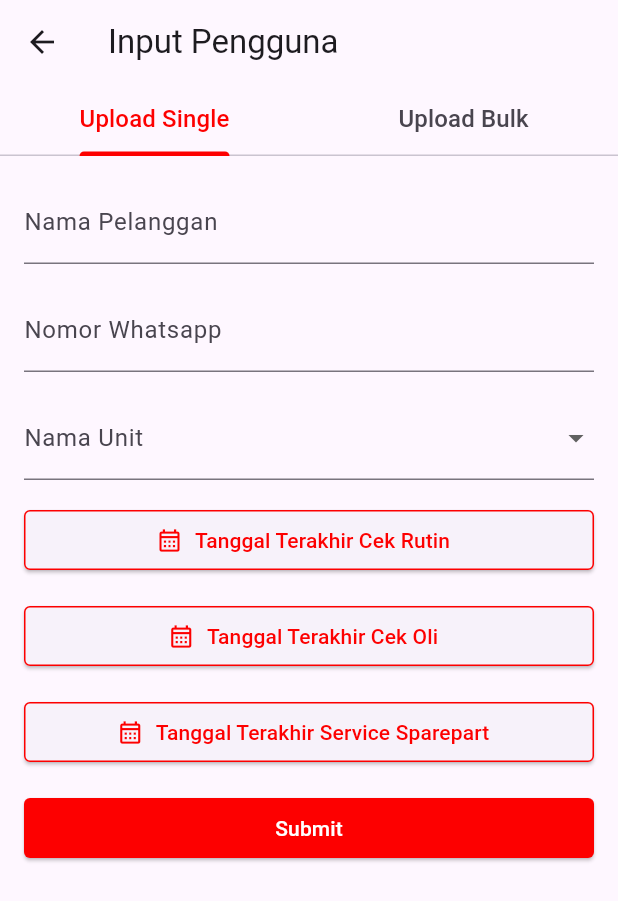
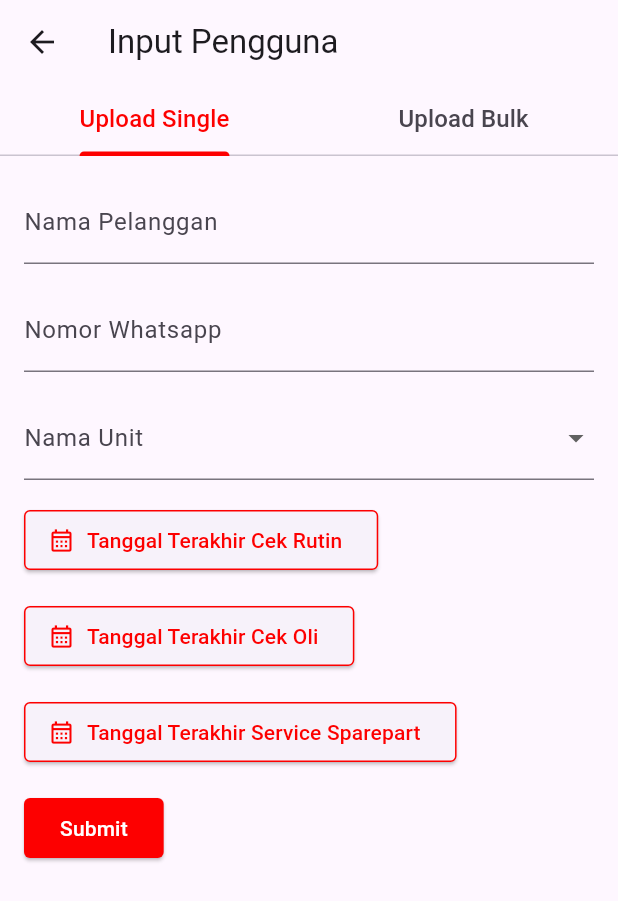
Before and after one commit to Falydra/isuzu, a Flutter app: the UserPage screen opened directly, on a phone screen of 412 x 824 dp. Shown: the top 901 px of the screen. Run offline on Flutter 3.47's test engine with Material 3 defaults, Android fonts, the phone set to English and light mode, and no system bars; our stand-ins replace file_picker, flutter_datetime_picker_plus, flutter_dotenv, get, get_storage, google_fonts and 1 more; missing offline and left inert: excel; accounts and stored records are empty.

Commit message:
feat: fixed parentData

```diff
--- a/lib/ui/pages/login.dart
+++ b/lib/ui/pages/login.dart
@@ -35,7 +35,7 @@ class _LoginPageState extends State<LoginPage> {
   @override
   Widget build(BuildContext context) {
     return Scaffold(
-        body: Expanded(
+        body: Container(
             child: Column(
       mainAxisAlignment: MainAxisAlignment.start,
       children: [
@@ -112,7 +112,7 @@ class _LoginPageState extends State<LoginPage> {
             mainAxisAlignment: MainAxisAlignment.center,
             children: [
               Row(children: [
-                Expanded(
+                Container(
                   child: ElevatedButton(
                       style: ElevatedButton.styleFrom(
                           shape: RoundedRectangleBorder(
@@ -136,7 +136,7 @@ class _LoginPageState extends State<LoginPage> {
               const Text("Belum Punya Akun?"),
               const SizedBox(height: 8),
               Row(children: [
-                Expanded(
+                Container(
                   child: ElevatedButton(
                       style: ElevatedButton.styleFrom(
                           shape: RoundedRectangleBorder(
--- a/lib/ui/pages/user.dart
+++ b/lib/ui/pages/user.dart
@@ -163,7 +163,7 @@ class _UserPageState extends State<UserPage> {
               const SizedBox(height: 16),
               Row(
                 children: [
-                  Expanded(
+                  Container(
                     child: ElevatedButton.icon(
                       icon:
                           Icon(Icons.calendar_month_outlined, color: isuzu500),
@@ -194,7 +194,7 @@ class _UserPageState extends State<UserPage> {
               const SizedBox(height: 16),
               Row(
                 children: [
-                  Expanded(
+                  Container(
                     child: ElevatedButton.icon(
                       icon:
                           Icon(Icons.calendar_month_outlined, color: isuzu500),
@@ -225,7 +225,7 @@ class _UserPageState extends State<UserPage> {
               const SizedBox(height: 16),
               Row(
                 children: [
-                  Expanded(
+                  Container(
                     child: ElevatedButton.icon(
                       icon:
                           Icon(Icons.calendar_month_outlined, color: isuzu500),
@@ -256,7 +256,7 @@ class _UserPageState extends State<UserPage> {
               const SizedBox(height: 16),
               Row(
                 children: [
-                  Expanded(
+                  Container(
                     child: ElevatedButton(
                       onPressed: () {
                         if (_formKey.currentState!.validate()) {
@@ -297,7 +297,7 @@ class _UserPageState extends State<UserPage> {
             const SizedBox(height: 16),
             Row(
               children: [
-                Expanded(
+                Container(
                   child: ElevatedButton.icon(
                     icon: const Icon(Icons.file_upload_outlined,
                         color: Colors.white),
```
Also changed, not shown: lib/ui/pages/detail_user.dart (+7 -7 lines), lib/ui/pages/home.dart (+8 -7 lines).
